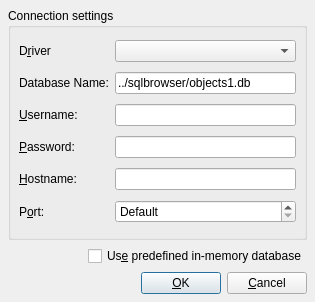
Before: the Qt Designer form sandbox/icl/libs/xplore/br1/sqlbrowser/qsqlconnectiondialog.ui in tonado/boost, drawn with Qt 5.
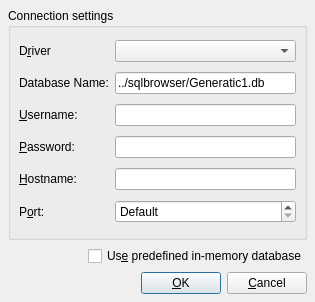
After: the same form once the commit is applied.

```diff
--- a/sandbox/icl/libs/xplore/br1/sqlbrowser/qsqlconnectiondialog.ui
+++ b/sandbox/icl/libs/xplore/br1/sqlbrowser/qsqlconnectiondialog.ui
@@ -58,7 +58,7 @@
       <item row="1" column="1">
        <widget class="QLineEdit" name="editDatabase">
         <property name="text">
-         <string>../sqlbrowser/objects1.db</string>
+         <string>../sqlbrowser/Generatic1.db</string>
         </property>
        </widget>
       </item>
```
